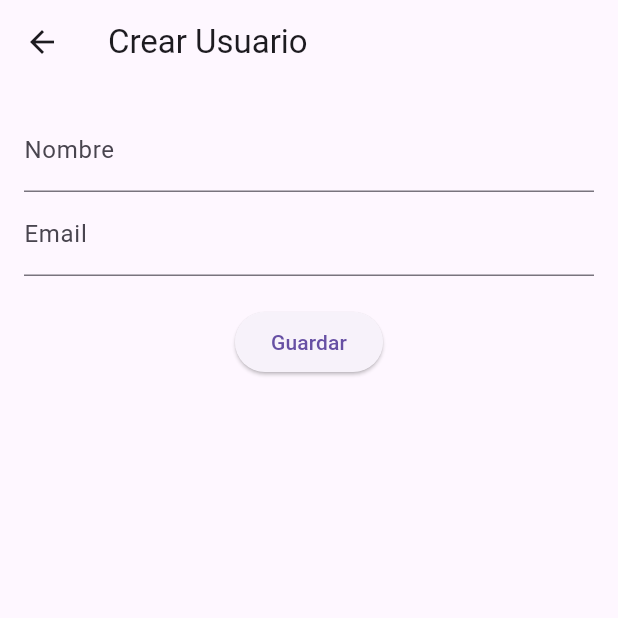
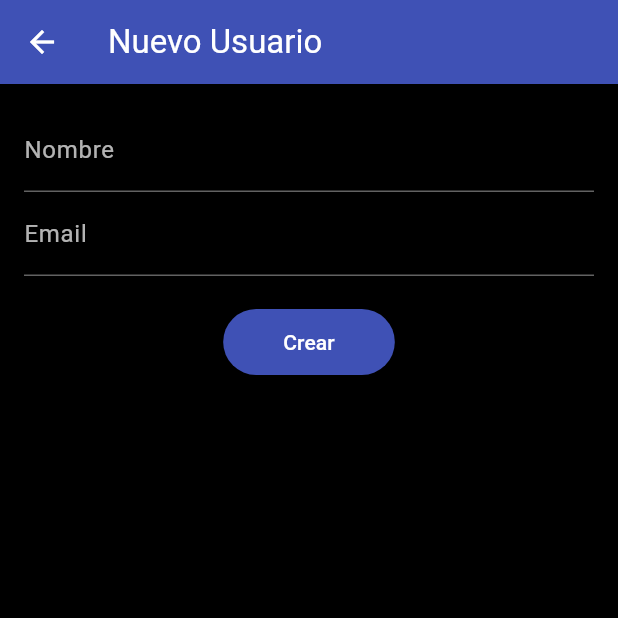
Before and after one commit to JuanLoaiza97/CRUD_flutter, a Flutter app: the screen it shows after launch, after a tap on the "add" icon, on a phone screen of 412 x 824 dp, the top half of it. Run offline on Flutter 3.47's test engine with Material 3 defaults, Android fonts, the light colour scheme and no system bars; network calls fail.

Commit message:
se actualiza diseños

```diff
--- a/lib/main.dart
+++ b/lib/main.dart
@@ -13,11 +13,32 @@ class MyApp extends StatelessWidget {
   @override
   Widget build(BuildContext context) {
     return ChangeNotifierProvider(
-      create: (_) => UserProvider()..fetchUsers(),
+      create: (_) => UserProvider(),
       child: MaterialApp(
         debugShowCheckedModeBanner: false,
         title: 'Flutter CRUD',
-        theme: ThemeData(primarySwatch: Colors.blue),
+        theme: ThemeData(
+          brightness: Brightness.dark,
+          primaryColor: Colors.indigo,
+          scaffoldBackgroundColor: Colors.black,
+          appBarTheme: const AppBarTheme(
+            backgroundColor: Colors.indigo,
+            foregroundColor: Colors.white,
+          ),
+          textTheme: const TextTheme(
+            bodyLarge: TextStyle(color: Colors.white, fontSize: 16),
+            bodyMedium: TextStyle(color: Colors.white70),
+          ),
+          cardTheme: CardThemeData(
+            color: const Color.fromARGB(255, 108, 108, 108),
+            shadowColor: Colors.indigo.withOpacity(0.3),
+            elevation: 4,
+            shape: RoundedRectangleBorder(
+              borderRadius: BorderRadius.circular(16),
+            ),
+          ),
+
+        ),
         home: const UserListScreen(),
       ),
     );
--- a/lib/providers/user_provider.dart
+++ b/lib/providers/user_provider.dart
@@ -2,19 +2,24 @@ import 'package:flutter/material.dart';
 import '../models/user_model.dart';
 import '../services/api_service.dart';
 
-class UserProvider with ChangeNotifier {
+class UserProvider extends ChangeNotifier {
   final ApiService apiService = ApiService();
   List<UserModel> _users = [];
   bool isLoading = false;
 
   List<UserModel> get users => _users;
 
-  Future<void> fetchUsers() async {
+  Future<void> loadUsers() async {
     isLoading = true;
     notifyListeners();
-    _users = await apiService.getUsers();
-    isLoading = false;
-    notifyListeners();
+    try {
+      _users = await apiService.fetchUsers();
+    } catch (e) {
+      _users = [];
+    } finally {
+      isLoading = false;
+      notifyListeners();
+    }
   }
 
   Future<void> addUser(UserModel user) async {
@@ -24,10 +29,10 @@ class UserProvider with ChangeNotifier {
   }
 
   Future<void> updateUser(UserModel user) async {
-    final updatedUser = await apiService.updateUser(user);
-    int index = _users.indexWhere((u) => u.id == user.id);
+    final updated = await apiService.updateUser(user);
+    final index = _users.indexWhere((u) => u.id == user.id);
     if (index != -1) {
-      _users[index] = updatedUser;
+      _users[index] = updated;
       notifyListeners();
     }
   }
--- a/lib/screens/user_form_screen.dart
+++ b/lib/screens/user_form_screen.dart
@@ -5,6 +5,7 @@ import '../providers/user_provider.dart';
 
 class UserFormScreen extends StatefulWidget {
   final UserModel? user;
+
   const UserFormScreen({super.key, this.user});
 
   @override
@@ -13,24 +14,23 @@ class UserFormScreen extends StatefulWidget {
 
 class _UserFormScreenState extends State<UserFormScreen> {
   final _formKey = GlobalKey<FormState>();
-  late String name;
-  late String email;
+  late TextEditingController _nameController;
+  late TextEditingController _emailController;
 
   @override
   void initState() {
     super.initState();
-    name = widget.user?.name ?? '';
-    email = widget.user?.email ?? '';
+    _nameController = TextEditingController(text: widget.user?.name ?? '');
+    _emailController = TextEditingController(text: widget.user?.email ?? '');
   }
 
   @override
   Widget build(BuildContext context) {
-    final userProvider = Provider.of<UserProvider>(context, listen: false);
+    final provider = Provider.of<UserProvider>(context, listen: false);
 
     return Scaffold(
       appBar: AppBar(
-        title: Text(widget.user == null ? "Crear Usuario" : "Editar Usuario"),
-      ),
+          title: Text(widget.user == null ? "Nuevo Usuario" : "Editar Usuario")),
       body: Padding(
         padding: const EdgeInsets.all(16.0),
         child: Form(
@@ -38,38 +38,56 @@ class _UserFormScreenState extends State<UserFormScreen> {
           child: Column(
             children: [
               TextFormField(
-                initialValue: name,
-                decoration: const InputDecoration(labelText: "Nombre"),
+                controller: _nameController,
+                decoration: const InputDecoration(
+                  labelText: "Nombre",
+                  labelStyle: TextStyle(color: Colors.white70),
+                  enabledBorder: UnderlineInputBorder(
+                      borderSide: BorderSide(color: Colors.white38)),
+                  focusedBorder: UnderlineInputBorder(
+                      borderSide: BorderSide(color: Colors.indigo)),
+                ),
                 validator: (value) =>
                     value == null || value.isEmpty ? "Campo requerido" : null,
-                onSaved: (value) => name = value!,
               ),
               TextFormField(
-                initialValue: email,
-                decoration: const InputDecoration(labelText: "Email"),
+                controller: _emailController,
+                decoration: const InputDecoration(
+                  labelText: "Email",
+                  labelStyle: TextStyle(color: Colors.white70),
+                  enabledBorder: UnderlineInputBorder(
+                      borderSide: BorderSide(color: Colors.white38)),
+                  focusedBorder: UnderlineInputBorder(
+                      borderSide: BorderSide(color: Colors.indigo)),
+                ),
                 validator: (value) =>
                     value == null || value.isEmpty ? "Campo requerido" : null,
-                onSaved: (value) => email = value!,
               ),
               const SizedBox(height: 20),
               ElevatedButton(
+                style: ElevatedButton.styleFrom(
+                  backgroundColor: Colors.indigo,
+                  padding:
+                      const EdgeInsets.symmetric(horizontal: 40, vertical: 12),
+                ),
                 onPressed: () {
                   if (_formKey.currentState!.validate()) {
-                    _formKey.currentState!.save();
+                    final user = UserModel(
+                      id: widget.user?.id ?? 0,
+                      name: _nameController.text,
+                      email: _emailController.text,
+                    );
                     if (widget.user == null) {
-                      userProvider.addUser(
-                        UserModel(id: 0, name: name, email: email),
-                      );
+                      provider.addUser(user);
                     } else {
-                      userProvider.updateUser(
-                        UserModel(id: widget.user!.id, name: name, email: email),
-                      );
+                      provider.updateUser(user);
                     }
                     Navigator.pop(context);
                   }
                 },
-                child: Text(widget.user == null ? "Guardar" : "Actualizar"),
-              )
+                child: Text(widget.user == null ? "Crear" : "Actualizar",
+                    style: const TextStyle(color: Colors.white)),
+              ),
             ],
           ),
         ),
--- a/lib/screens/user_list_screen.dart
+++ b/lib/screens/user_list_screen.dart
@@ -4,39 +4,60 @@ import '../providers/user_provider.dart';
 import 'user_detail_screen.dart';
 import 'user_form_screen.dart';
 
-class UserListScreen extends StatelessWidget {
+class UserListScreen extends StatefulWidget {
   const UserListScreen({super.key});
 
   @override
+  State<UserListScreen> createState() => _UserListScreenState();
+}
+
+class _UserListScreenState extends State<UserListScreen> {
+  @override
+  void initState() {
+    super.initState();
+    Provider.of<UserProvider>(context, listen: false).loadUsers();
+  }
+
+  @override
   Widget build(BuildContext context) {
-    final userProvider = Provider.of<UserProvider>(context);
+    final provider = Provider.of<UserProvider>(context);
 
     return Scaffold(
       appBar: AppBar(title: const Text("Usuarios")),
-      body: userProvider.isLoading
+      body: provider.isLoading
           ? const Center(child: CircularProgressIndicator())
           : ListView.builder(
-              itemCount: userProvider.users.length,
+              itemCount: provider.users.length,
               itemBuilder: (context, index) {
-                final user = userProvider.users[index];
-                return ListTile(
-                  title: Text(user.name),
-                  subtitle: Text(user.email),
-                  onTap: () => Navigator.push(
+                final user = provider.users[index];
+                return Card(
+                  child: ListTile(
+                    title: Text(user.name,
+                        style: const TextStyle(
+                            fontWeight: FontWeight.bold, color: Colors.white)),
+                    subtitle: Text(user.email,
+                        style: const TextStyle(color: Colors.white70)),
+                    onTap: () {
+                      Navigator.push(
                         context,
                         MaterialPageRoute(
                           builder: (_) => UserDetailScreen(user: user),
                         ),
+                      );
+                    },
                   ),
                 );
               },
             ),
       floatingActionButton: FloatingActionButton(
-        onPressed: () => Navigator.push(
+        backgroundColor: Colors.indigo,
+        onPressed: () {
+          Navigator.push(
             context,
             MaterialPageRoute(builder: (_) => const UserFormScreen()),
-        ),
-        child: const Icon(Icons.add),
+          );
+        },
+        child: const Icon(Icons.add, color: Colors.white),
       ),
     );
   }
--- a/lib/services/api_service.dart
+++ b/lib/services/api_service.dart
@@ -3,10 +3,10 @@ import 'package:http/http.dart' as http;
 import '../models/user_model.dart';
 
 class ApiService {
-  static const String baseUrl = "https://jsonplaceholder.typicode.com";
+  final String baseUrl = "https://jsonplaceholder.typicode.com/users";
 
-  Future<List<UserModel>> getUsers() async {
-    final response = await http.get(Uri.parse("$baseUrl/users"));
+  Future<List<UserModel>> fetchUsers() async {
+    final response = await http.get(Uri.parse(baseUrl));
     if (response.statusCode == 200) {
       List data = json.decode(response.body);
       return data.map((e) => UserModel.fromJson(e)).toList();
@@ -17,7 +17,7 @@ class ApiService {
 
   Future<UserModel> createUser(UserModel user) async {
     final response = await http.post(
-      Uri.parse("$baseUrl/users"),
+      Uri.parse(baseUrl),
       headers: {"Content-Type": "application/json"},
       body: json.encode(user.toJson()),
     );
@@ -30,7 +30,7 @@ class ApiService {
 
   Future<UserModel> updateUser(UserModel user) async {
     final response = await http.put(
-      Uri.parse("$baseUrl/users/${user.id}"),
+      Uri.parse("$baseUrl/${user.id}"),
       headers: {"Content-Type": "application/json"},
       body: json.encode(user.toJson()),
     );
@@ -42,7 +42,7 @@ class ApiService {
   }
 
   Future<void> deleteUser(int id) async {
-    final response = await http.delete(Uri.parse("$baseUrl/users/$id"));
+    final response = await http.delete(Uri.parse("$baseUrl/$id"));
     if (response.statusCode != 200) {
       throw Exception("Error al eliminar usuario");
     }
```
Also changed, not shown: detail.txt (added, +11 -0 lines), lib/screens/user_detail_screen.dart (+29 -12 lines). Lines whose indentation alone changed are shown as unchanged.
